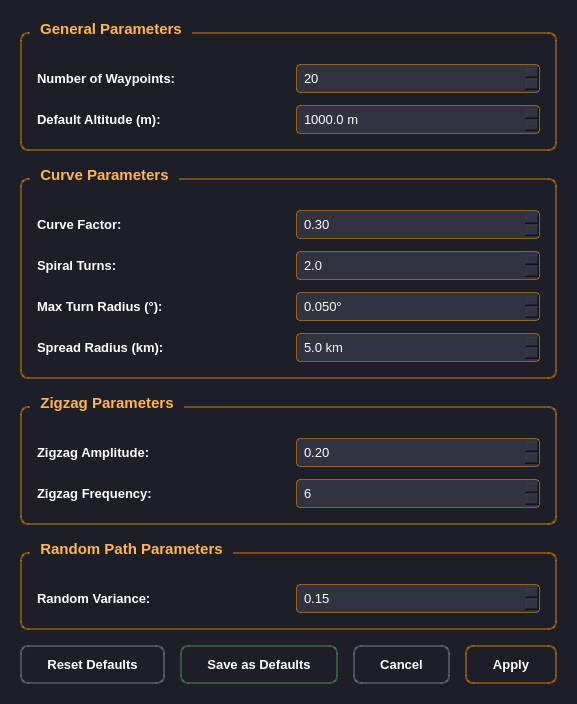
shridharbhandiwad/Zoppler_MissionPlannerQt, file cpathsettingsdialog.ui: the form before one commit.
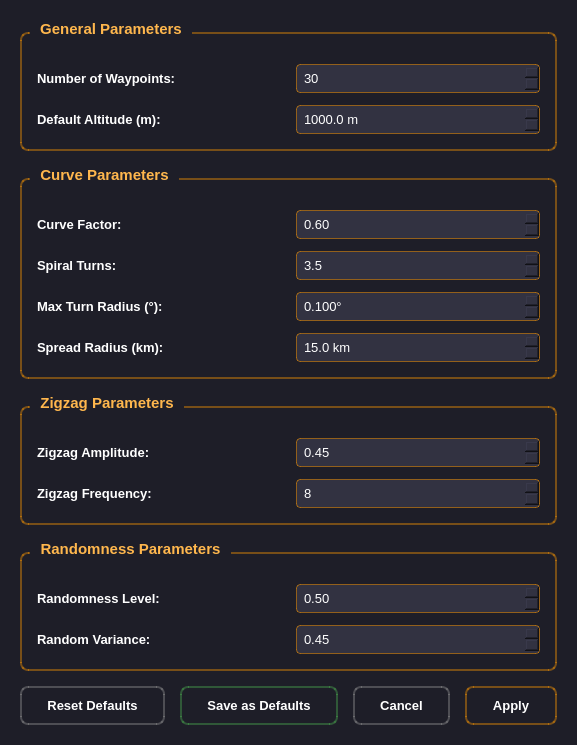
The form after the commit.

Commit message: Refactor: Enhance path generation with increased randomness and parameters

```diff
--- a/cpathsettingsdialog.ui
+++ b/cpathsettingsdialog.ui
@@ -7,7 +7,7 @@
     <x>0</x>
     <y>0</y>
     <width>450</width>
-    <height>570</height>
+    <height>620</height>
    </rect>
   </property>
   <property name="windowTitle">
@@ -174,7 +174,7 @@
          <number>100</number>
         </property>
         <property name="value">
-         <number>20</number>
+         <number>30</number>
         </property>
        </widget>
       </item>
@@ -262,7 +262,7 @@
          <double>0.050000000000000</double>
         </property>
         <property name="value">
-         <double>0.300000000000000</double>
+         <double>0.600000000000000</double>
         </property>
        </widget>
       </item>
@@ -291,7 +291,7 @@
          <double>0.500000000000000</double>
         </property>
         <property name="value">
-         <double>2.000000000000000</double>
+         <double>3.500000000000000</double>
         </property>
        </widget>
       </item>
@@ -314,13 +314,13 @@
          <double>0.010000000000000</double>
         </property>
         <property name="maximum">
-         <double>0.200000000000000</double>
+         <double>0.500000000000000</double>
         </property>
         <property name="singleStep">
          <double>0.010000000000000</double>
         </property>
         <property name="value">
-         <double>0.050000000000000</double>
+         <double>0.100000000000000</double>
         </property>
         <property name="suffix">
          <string>°</string>
@@ -352,7 +352,7 @@
          <double>1.000000000000000</double>
         </property>
         <property name="value">
-         <double>5.000000000000000</double>
+         <double>15.000000000000000</double>
         </property>
         <property name="suffix">
          <string> km</string>
@@ -405,13 +405,13 @@
          <double>0.050000000000000</double>
         </property>
         <property name="maximum">
-         <double>0.500000000000000</double>
+         <double>1.000000000000000</double>
         </property>
         <property name="singleStep">
          <double>0.050000000000000</double>
         </property>
         <property name="value">
-         <double>0.200000000000000</double>
+         <double>0.450000000000000</double>
         </property>
        </widget>
       </item>
@@ -434,7 +434,7 @@
          <number>20</number>
         </property>
         <property name="value">
-         <number>6</number>
+         <number>8</number>
         </property>
        </widget>
       </item>
@@ -444,7 +444,7 @@
    <item>
     <widget class="QGroupBox" name="groupBox_Random">
      <property name="title">
-      <string>Random Path Parameters</string>
+      <string>Randomness Parameters</string>
      </property>
      <layout class="QGridLayout" name="gridLayout_4">
       <property name="horizontalSpacing">
@@ -466,6 +466,35 @@
        <number>15</number>
       </property>
       <item row="0" column="0">
+       <widget class="QLabel" name="label_RandomnessLevel">
+        <property name="text">
+         <string>Randomness Level:</string>
+        </property>
+        <property name="toolTip">
+         <string>Global randomness multiplier for ALL path types (0.0 = deterministic, 1.0 = maximum randomness)</string>
+        </property>
+       </widget>
+      </item>
+      <item row="0" column="1">
+       <widget class="QDoubleSpinBox" name="doubleSpinBox_RandomnessLevel">
+        <property name="decimals">
+         <number>2</number>
+        </property>
+        <property name="minimum">
+         <double>0.000000000000000</double>
+        </property>
+        <property name="maximum">
+         <double>1.000000000000000</double>
+        </property>
+        <property name="singleStep">
+         <double>0.100000000000000</double>
+        </property>
+        <property name="value">
+         <double>0.500000000000000</double>
+        </property>
+       </widget>
+      </item>
+      <item row="1" column="0">
        <widget class="QLabel" name="label_RandomVariance">
         <property name="text">
          <string>Random Variance:</string>
@@ -475,7 +504,7 @@
         </property>
        </widget>
       </item>
-      <item row="0" column="1">
+      <item row="1" column="1">
        <widget class="QDoubleSpinBox" name="doubleSpinBox_RandomVariance">
         <property name="decimals">
          <number>2</number>
@@ -484,13 +513,13 @@
          <double>0.050000000000000</double>
         </property>
         <property name="maximum">
-         <double>0.500000000000000</double>
+         <double>1.000000000000000</double>
         </property>
         <property name="singleStep">
          <double>0.050000000000000</double>
         </property>
         <property name="value">
-         <double>0.150000000000000</double>
+         <double>0.450000000000000</double>
         </property>
        </widget>
       </item>
```
Left out of the diff: 2 changed lines with no effect on the pictures. The commit also changes 3 other files.
